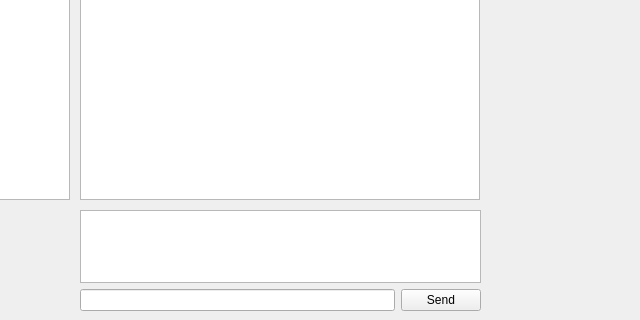
This is Qt_UI/MainMenu/gameWithAlice.ui in Phucyro/PawnHub as Qt 5 draws it before an edit; both pictures show x 560 to 1200 and y 280 to 600 of the 1200 by 600 pixel window. The edited form follows.
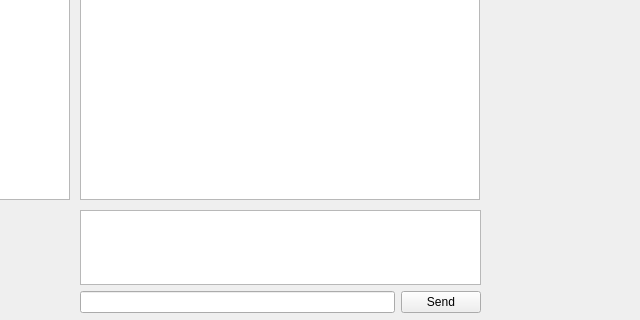
This is the edited form. Icons and pictures are not drawn.

What changed in the file:
```diff
--- a/Qt_UI/MainMenu/gameWithAlice.ui
+++ b/Qt_UI/MainMenu/gameWithAlice.ui
@@ -277,7 +277,7 @@
      <x>640</x>
      <y>490</y>
      <width>401</width>
-     <height>101</height>
+     <height>103</height>
     </rect>
    </property>
    <layout class="QVBoxLayout" name="verticalLayout">
```
Left out of the diff: 6 changed lines with no effect on the pictures.
